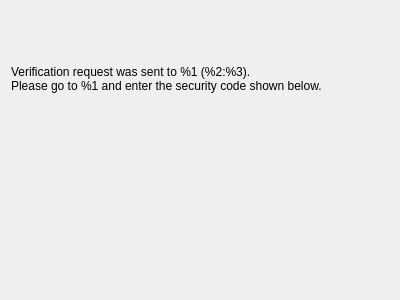
Old version of the form haveclip-desktop/src/NodeAddWizard/VerificationPage.ui in the repository aither64/haveclip-desktop.
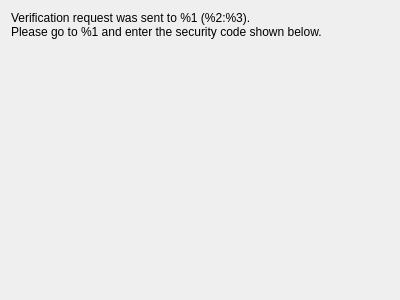
New version of the form.

The edit to the form file:
```diff
--- a/haveclip-desktop/src/NodeAddWizard/VerificationPage.ui
+++ b/haveclip-desktop/src/NodeAddWizard/VerificationPage.ui
@@ -24,6 +24,19 @@
      </property>
     </widget>
    </item>
+   <item>
+    <spacer name="verticalSpacer">
+     <property name="orientation">
+      <enum>Qt::Vertical</enum>
+     </property>
+     <property name="sizeHint" stdset="0">
+      <size>
+       <width>20</width>
+       <height>40</height>
+      </size>
+     </property>
+    </spacer>
+   </item>
    <item>
     <widget class="QLabel" name="codeLabel">
      <property name="text">
@@ -34,6 +47,19 @@
      </property>
     </widget>
    </item>
+   <item>
+    <spacer name="verticalSpacer_2">
+     <property name="orientation">
+      <enum>Qt::Vertical</enum>
+     </property>
+     <property name="sizeHint" stdset="0">
+      <size>
+       <width>20</width>
+       <height>40</height>
+      </size>
+     </property>
+    </spacer>
+   </item>
   </layout>
  </widget>
  <resources/>
```
